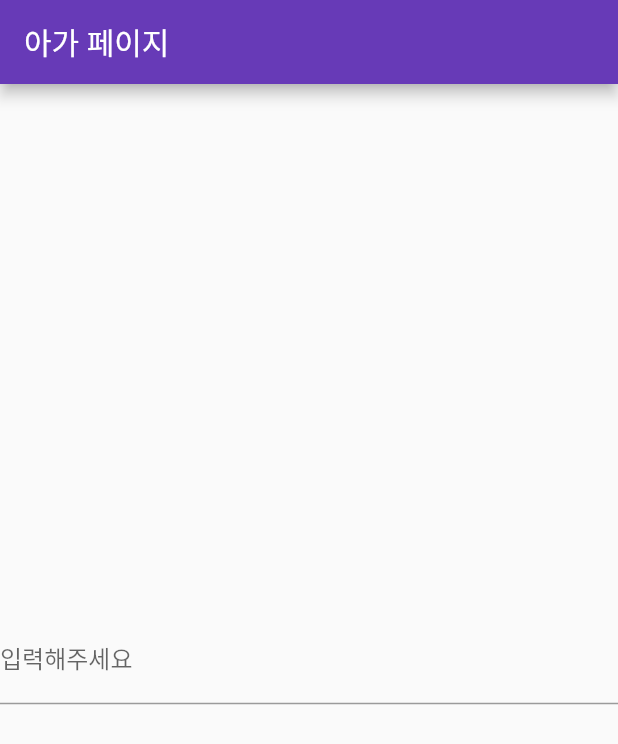
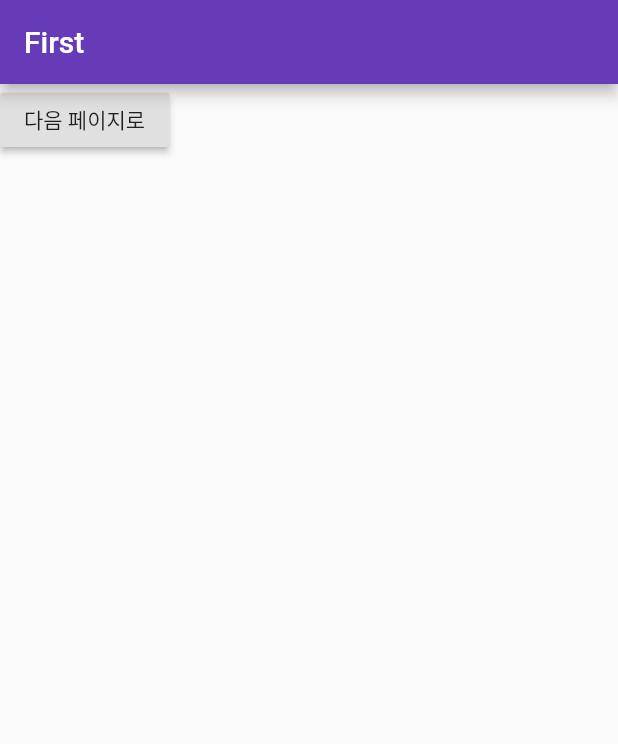
Before and after one commit to peactor/flutter_button, a Flutter app: the screen it shows after launch, on a phone screen of 412 x 824 dp. Shown: the top 744 px of the screen. Run offline on Flutter 3.47's test engine with Material 2 defaults, Android fonts, the phone set to English and light mode, and no system bars.

```diff
--- a/lib/main.dart
+++ b/lib/main.dart
@@ -15,42 +15,48 @@ class MyApp extends StatelessWidget {
       theme: ThemeData(
         primarySwatch: Colors.deepPurple,
       ),
-      home: const MyHomePage(title: '아가 페이지'),
+      home: FirstPage(),
     );
   }
 }
 
-class MyHomePage extends StatefulWidget {
-  const MyHomePage({Key? key, required this.title}) : super(key: key);
-  final String title;
 
+class FirstPage extends StatelessWidget{
   @override
-  State<MyHomePage> createState() => _MyHomePageState();
-}
-
-class _MyHomePageState extends State<MyHomePage> {
-  int _counter = 0;
-
-  void _incrementCounter() {
-    setState(() {
-      _counter++;
-    });
-  }
-
-  @override
-  Widget build(BuildContext context) {
+  Widget build(BuildContext context){
     return Scaffold(
       appBar: AppBar(
-        title: Text(widget.title),
+        title:Text('First'),
       ),
-      body: Center(
-        child:TextField(
-          decoration:InputDecoration(
-            labelText: '입력해주세요',
-          ),
-        ),
-
+      body:RaisedButton(
+        child:Text('다음 페이지로'),
+        onPressed: (){
+          Navigator.push(
+            context,
+            MaterialPageRoute(builder: (context) => SecondPage()),
+          );
+        },
       ),
     );
   }
 }
+
+class SecondPage extends StatelessWidget{
+  @override
+  Widget build(BuildContext context){
+    return Scaffold(
+      appBar:AppBar(
+        title:Text('Second'),
+      ),
+      body:RaisedButton(
+        child: Text('이전 페이지로'),
+        onPressed:(){
+          Navigator.push(
+            context,
+            MaterialPageRoute(builder: (context) => FirstPage()),
+          );
+        },
+      ),
+    );
+  }
+}
```
